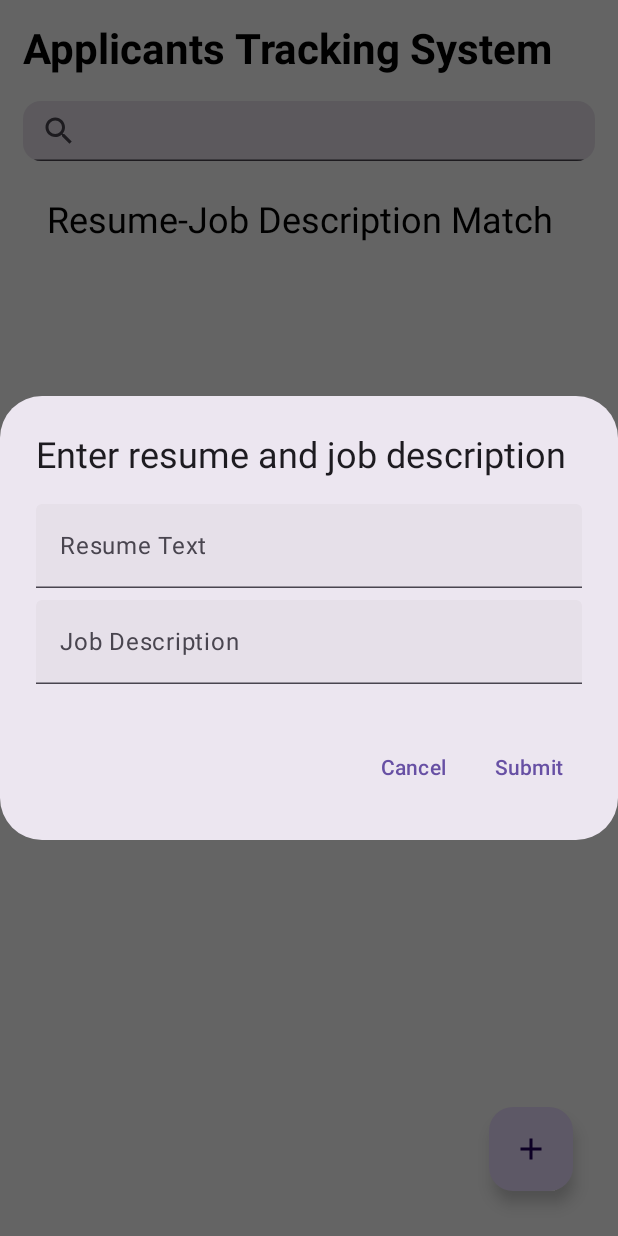
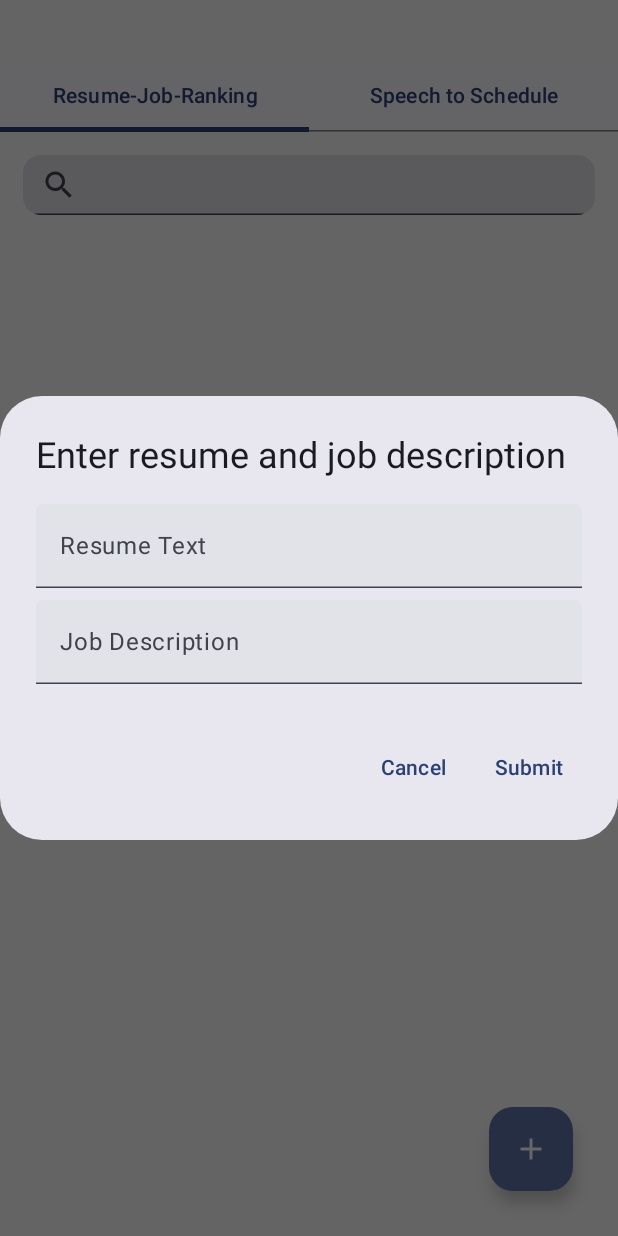
Before and after one commit to sethchens/ResumeJobDescriptionMatchingScoreApp, an Android app built with Jetpack Compose: the screen it shows after launch (MainActivity), after a tap on "Create New resume-job match", on a phone screen of 412 x 824 dp. Run offline under Robolectric (Android 15) with nearby library versions, the phone set to English and light mode, and no system bars; our stand-ins replace Firebase (no records; nobody signed in at launch, a user with empty details on screens opened directly), livedata-compose.

Commit message:
Added composable (NLP is not in yet) and UI for SpeechToSchedule

```diff
--- a/app/src/main/java/com/example/todolistapp/MainActivity.kt
+++ b/app/src/main/java/com/example/todolistapp/MainActivity.kt
@@ -10,14 +10,21 @@ import com.example.todolistapp.data.RepositoryFlaskAPI
 import com.example.todolistapp.components.MainScreen
 import com.example.todolistapp.viewmodel.MainViewModel
 import com.example.todolistapp.data.RepositoryMainViewModelToFireStore
+import com.example.todolistapp.ui.theme.TodoListAPPTheme
 import com.google.firebase.Firebase
 import com.google.firebase.firestore.firestore
-
+import androidx.navigation.NavHostController
+import androidx.navigation.compose.rememberNavController
+import androidx.navigation.compose.NavHost
+import androidx.navigation.compose.composable
 
 class MainActivity : ComponentActivity() {
     override fun onCreate(savedInstanceState: Bundle?) {
         super.onCreate(savedInstanceState)
         setContent {
+            TodoListAPPTheme {
+                // Navigation Controller
+                val navController = rememberNavController()
 
                 // Initiate firebase instance
                 val db = Firebase.firestore
@@ -44,7 +51,8 @@ class MainActivity : ComponentActivity() {
                     }
                 }
 
-            MainScreen(mainViewModel) // Pass ViewModel to UI
+                MainScreen(mainViewModel, navController) // Pass mainViewModel and navigation controller to main screen
+            }
         }
     }
 }
--- a/app/src/main/java/com/example/todolistapp/components/MainScreen.kt
+++ b/app/src/main/java/com/example/todolistapp/components/MainScreen.kt
@@ -1,158 +1,40 @@
 package com.example.todolistapp.components
 
-// Most of the import are for the ui and reference of other files
-import android.util.Log
-import androidx.compose.foundation.layout.*
-import androidx.compose.foundation.lazy.LazyColumn
-import androidx.compose.foundation.rememberScrollState
-import androidx.compose.foundation.verticalScroll
-import androidx.compose.material.icons.Icons
-import androidx.compose.material.icons.filled.Add
-import androidx.compose.material.icons.filled.Search
-import androidx.compose.material3.*
+import androidx.compose.foundation.layout.Column
+import androidx.compose.foundation.layout.Spacer
+import androidx.compose.foundation.layout.height
+import androidx.compose.material3.Tab
+import androidx.compose.material3.TabRow
+import androidx.compose.material3.Text
 import androidx.compose.runtime.*
-import androidx.compose.runtime.livedata.observeAsState
-import androidx.compose.ui.Alignment
 import androidx.compose.ui.Modifier
-import androidx.compose.ui.text.TextStyle
-import androidx.compose.ui.text.font.FontWeight
 import androidx.compose.ui.unit.dp
-import androidx.compose.ui.unit.sp
+
+import androidx.navigation.NavHostController
 import com.example.todolistapp.viewmodel.MainViewModel
-import androidx.lifecycle.compose.collectAsStateWithLifecycle
-import androidx.lifecycle.viewModelScope
-import com.google.firebase.firestore.DocumentSnapshot
-import kotlinx.coroutines.launch
 
 @Composable
-fun MainScreen(mainViewModel: MainViewModel) {
+fun MainScreen(mainViewModel: MainViewModel, navController: NavHostController) {
+    var selectedTabIndex by remember { mutableIntStateOf(0) }
+    val tabs = listOf("Resume-Job-Ranking", "Speech to Schedule")
 
-    // Collect the todo list from the ViewModel
-    // Declared variables here will survive the recomposition
-    val showDialog by mainViewModel.showDialog.collectAsStateWithLifecycle()
-    val resumeJob by mainViewModel.resumeJob.observeAsState(emptyList())
-    var searchText by remember { mutableStateOf("") }
-
-    Box(modifier = Modifier.fillMaxSize()) {
-        Column(
+    Column {
+        Spacer(
             modifier = Modifier
-                .fillMaxWidth()
-                .systemBarsPadding()
-                .verticalScroll(rememberScrollState())
-                .padding(15.dp),
-            verticalArrangement = Arrangement.spacedBy(8.dp)
-        ) {
-            Text(
-                text = "Applicants Tracking System",
-                style = MaterialTheme.typography.headlineMedium,
-                fontWeight = FontWeight.Bold,
-                modifier = Modifier.padding(bottom = 8.dp)
-            )
-
-            TextField(
-                value = searchText,
-                onValueChange = { searchText = it },
-                modifier = Modifier.fillMaxWidth().height(40.dp),
-                leadingIcon = { Icon(Icons.Default.Search, contentDescription = "Search Icon") },
-                singleLine = true,
-                shape = MaterialTheme.shapes.medium,
-                textStyle = TextStyle(fontSize = 12.sp)
-            )
-
-            // Column that will display the items
-            Column(modifier = Modifier.padding(16.dp)) {
-                Text(text = "Resume-Job Description Match", style = MaterialTheme.typography.headlineSmall)
-
-                // Iterate over the list of documents and display each item
-                resumeJob.forEach { document ->
-                    Log.d("MainScreen", "${document.data}")
-                    JobItem(document) // Call the JobItem composable for each document
-                }
+            .height(40.dp))
+        TabRow(selectedTabIndex = selectedTabIndex) {
+            tabs.forEachIndexed { index, title ->
+                Tab(
+                    selected = selectedTabIndex == index,
+                    onClick = { selectedTabIndex = index },
+                    text = { Text(title) }
+                )
             }
-
         }
 
-        FloatingActionButton(
-            modifier = Modifier
-                .align(Alignment.BottomEnd)
-                .padding(30.dp),
-            onClick = { mainViewModel.openDialog() } // This calls the function from viewModel to open the dialog
-        ) {
-            Icon(Icons.Default.Add, contentDescription = "Create New resume-job match")
-        }
-
-        // Render the TodoDialog only when showDialog is true
-        if (showDialog) {
-            Dialog(
-                viewModel = mainViewModel,
-                isOpen = showDialog, // Dialog visibility comes from ViewModel
-                onSubmit = { resumeText, jobDescriptionText ->
-                    mainViewModel.viewModelScope.launch {
-
-                        // Run submitResumeJobScore and wait for it to finish
-                        mainViewModel.submitResumeJobScore(resumeText, jobDescriptionText)
-
-                        // Then call updateResumeJob
-                        mainViewModel.updateResumeJob()
-
-                        // Finally close the dialog
-                        mainViewModel.closeDialog()
-                    }
-                }
-            )
+        when (selectedTabIndex) {
+            0 -> ResumeJobScreen(mainViewModel)
+            1 -> SpeechToScheduleScreen(navController)
         }
     }
 }
-
-@Composable
-fun JobItem(document: DocumentSnapshot) {
-    // Extract data from the document
-    val score = document.getDouble("score") ?.toFloat()
-    val job = document.getString("job_description_text") ?: "Unknown Field Name"
-    val resume = document.getString("resume_text") ?: "Unknown Field Name"
-
-    Card(
-        modifier = Modifier
-            .fillMaxWidth()
-            .padding(8.dp)
-    ) {
-        Column(modifier = Modifier.padding(16.dp)) {
-            Text(
-                text = "Resume",
-                fontWeight = FontWeight.Bold,
-                style = MaterialTheme.typography.labelMedium
-            )
-
-            Text(
-                text = resume,
-                style = MaterialTheme.typography.bodySmall,
-                modifier = Modifier
-                .heightIn(max = 300.dp)
-            )
-
-            Text(
-                text = "Job Description",
-                style = MaterialTheme.typography.labelMedium,
-                fontWeight = FontWeight.Bold
-            )
-
-            Text(
-                text = job,
-                style = MaterialTheme.typography.bodySmall,
-                modifier = Modifier
-                    .heightIn(max = 300.dp))
-
-            Text(
-                text = "Matching Score",
-                style = MaterialTheme.typography.labelMedium,
-                fontWeight = FontWeight.Bold
-            )
-
-            Text(
-                text = score.toString(),
-                style = MaterialTheme.typography.bodySmall,
-                modifier = Modifier
-                    .heightIn(max = 300.dp))
-        }
-    }
-}
--- /dev/null
+++ b/app/src/main/java/com/example/todolistapp/components/ResumeJobScreen.kt
@@ -0,0 +1,149 @@
+package com.example.todolistapp.components
+
+// Most of the import are for the ui and reference of other files
+import android.util.Log
+import androidx.compose.foundation.layout.*
+import androidx.compose.foundation.rememberScrollState
+import androidx.compose.foundation.verticalScroll
+import androidx.compose.material.icons.Icons
+import androidx.compose.material.icons.filled.Add
+import androidx.compose.material.icons.filled.Search
+import androidx.compose.material3.*
+import androidx.compose.runtime.*
+import androidx.compose.runtime.livedata.observeAsState
+import androidx.compose.ui.Alignment
+import androidx.compose.ui.Modifier
+import androidx.compose.ui.text.TextStyle
+import androidx.compose.ui.text.font.FontWeight
+import androidx.compose.ui.unit.dp
+import androidx.compose.ui.unit.sp
+import com.example.todolistapp.viewmodel.MainViewModel
+import androidx.lifecycle.compose.collectAsStateWithLifecycle
+import androidx.lifecycle.viewModelScope
+import com.google.firebase.firestore.DocumentSnapshot
+import kotlinx.coroutines.launch
+
+
+@Composable
+fun ResumeJobScreen(mainViewModel: MainViewModel) {
+
+    // Collect the todo list from the ViewModel
+    // Declared variables here will survive the recomposition
+    val showDialog by mainViewModel.showDialog.collectAsStateWithLifecycle()
+    val resumeJob by mainViewModel.resumeJob.observeAsState(emptyList())
+    var searchText by remember { mutableStateOf("") }
+
+    Box(modifier = Modifier.fillMaxSize()) {
+        Column(
+            modifier = Modifier
+                .fillMaxWidth()
+                .verticalScroll(rememberScrollState())
+                .padding(15.dp),
+            verticalArrangement = Arrangement.spacedBy(8.dp)
+        ) {
+            TextField(
+                value = searchText,
+                onValueChange = { searchText = it },
+                modifier = Modifier.fillMaxWidth().height(40.dp),
+                leadingIcon = { Icon(Icons.Default.Search, contentDescription = "Search Icon") },
+                singleLine = true,
+                shape = MaterialTheme.shapes.medium,
+                textStyle = TextStyle(fontSize = 12.sp)
+            )
+
+            // Column that will display the items
+            Column(modifier = Modifier.padding(16.dp)) {
+
+                // Iterate over the list of documents and display each item
+                resumeJob.forEach { document ->
+                    Log.d("MainScreen", "${document.data}")
+                    JobItem(document) // Call the JobItem composable for each document
+                }
+            }
+
+        }
+
+        FloatingActionButton(
+            modifier = Modifier
+                .align(Alignment.BottomEnd)
+                .padding(30.dp),
+            onClick = { mainViewModel.openDialog() } // This calls the function from viewModel to open the dialog
+        ) {
+            Icon(Icons.Default.Add, contentDescription = "Create New resume-job match")
+        }
+
+        // Render the TodoDialog only when showDialog is true
+        if (showDialog) {
+            Dialog(
+                viewModel = mainViewModel,
+                isOpen = showDialog, // Dialog visibility comes from ViewModel
+                onSubmit = { resumeText, jobDescriptionText ->
+                    mainViewModel.viewModelScope.launch {
+
+                        // Run submitResumeJobScore and wait for it to finish
+                        mainViewModel.submitResumeJobScore(resumeText, jobDescriptionText)
+
+                        // Then call updateResumeJob
+                        mainViewModel.updateResumeJob()
+
+                        // Finally close the dialog
+                        mainViewModel.closeDialog()
+                    }
+                }
+            )
+        }
+    }
+}
+
+@Composable
+fun JobItem(document: DocumentSnapshot) {
+    // Extract data from the document
+    val score = document.getDouble("score") ?.toFloat()
+    val job = document.getString("job_description_text") ?: "Unknown Field Name"
+    val resume = document.getString("resume_text") ?: "Unknown Field Name"
+
+    Card(
+        modifier = Modifier
+            .fillMaxWidth()
+            .padding(8.dp)
+    ) {
+        Column(modifier = Modifier.padding(16.dp)) {
+            Text(
+                text = "Resume",
+                fontWeight = FontWeight.Bold,
+                style = MaterialTheme.typography.labelMedium
+            )
+
+            Text(
+                text = resume,
+                style = MaterialTheme.typography.bodySmall,
+                modifier = Modifier
+                .heightIn(max = 300.dp)
+            )
+
+            Text(
+                text = "Job Description",
+                style = MaterialTheme.typography.labelMedium,
+                fontWeight = FontWeight.Bold
+            )
+
+            Text(
+                text = job,
+                style = MaterialTheme.typography.bodySmall,
+                modifier = Modifier
+                    .heightIn(max = 300.dp))
+
+            Text(
+                text = "Matching Score",
+                style = MaterialTheme.typography.labelMedium,
+                fontWeight = FontWeight.Bold
+            )
+
+            Text(
+                text = score.toString(),
+                style = MaterialTheme.typography.bodySmall,
+                modifier = Modifier
+                    .heightIn(max = 300.dp))
+        }
+    }
+}
--- a/app/src/main/java/com/example/todolistapp/ui/theme/Color.kt
+++ b/app/src/main/java/com/example/todolistapp/ui/theme/Color.kt
@@ -2,10 +2,22 @@ package com.example.todolistapp.ui.theme
 
 import androidx.compose.ui.graphics.Color
 
-val Purple80 = Color(0xFFD0BCFF)
-val PurpleGrey80 = Color(0xFFCCC2DC)
-val Pink80 = Color(0xFFEFB8C8)
+// Soft Greens 🌿
+val SageGreen80 = Color(0xFFC8D5B9)   // Light Sage Green
+val OliveGreen80 = Color(0xFFA5A58D)  // Muted Olive Green
+val MintGreen80 = Color(0xFFB7E4C7)   // Soft Mint Green
 
-val Purple40 = Color(0xFF6650a4)
-val PurpleGrey40 = Color(0xFF625b71)
-val Pink40 = Color(0xFF7D5260)
+// Warm Neutrals ☕
+val SandBeige80 = Color(0xFFE6D2B5)   // Soft Beige
+val WarmTaupe80 = Color(0xFFD4B8A8)   // Light Warm Taupe
+val ClayBrown80 = Color(0xFFA67C52)   // Soft Clay Brown
+
+// Muted Blues 🌊
+val MistBlue80 = Color(0xFFBFD3C1)    // Soft Misty Blue
+val FogBlue80 = Color(0xFFACC8E5)     // Muted Fog Blue
+
+// Darker Accents for Contrast 🌙
+val DeepSage40 = Color(0xFF656D4A)    // Deep Sage Green
+val DeepTaupe40 = Color(0xFF7F6D5F)   // Rich Taupe
+val DeepBlueGrey40 = Color(0xFF5B7384) // Muted Blue-Grey
+val EarthBrown40 = Color(0xFF8B5E3B)   // Warm Earth Brown
--- a/app/src/main/java/com/example/todolistapp/ui/theme/Theme.kt
+++ b/app/src/main/java/com/example/todolistapp/ui/theme/Theme.kt
@@ -12,15 +12,15 @@ import androidx.compose.runtime.Composable
 import androidx.compose.ui.platform.LocalContext
 
 private val DarkColorScheme = darkColorScheme(
-    primary = Purple80,
-    secondary = PurpleGrey80,
-    tertiary = Pink80
+    primary = DeepSage40,
+    secondary = EarthBrown40,
+    tertiary = DeepTaupe40
 )
 
 private val LightColorScheme = lightColorScheme(
-    primary = Purple40,
-    secondary = PurpleGrey40,
-    tertiary = Pink40
+    primary = SageGreen80,
+    secondary = OliveGreen80,
+    tertiary = MintGreen80
 
     /* Other default colors to override
     background = Color(0xFFFFFBFE),
```
Also changed, not shown: app/build.gradle.kts (+7 -1 lines), app/src/main/AndroidManifest.xml (+17 -7 lines), app/src/main/java/com/example/todolistapp/SpeechToScheduleActivity.kt (added, +88 -0 lines), app/src/main/java/com/example/todolistapp/components/SpeechToScheduleScreen.kt (added, +94 -0 lines), app/src/main/res/layout/activity_speech_to_schedule.xml (added, +10 -0 lines), gradle/libs.versions.toml (+16 -0 lines). Lines whose indentation alone changed are shown as unchanged.
